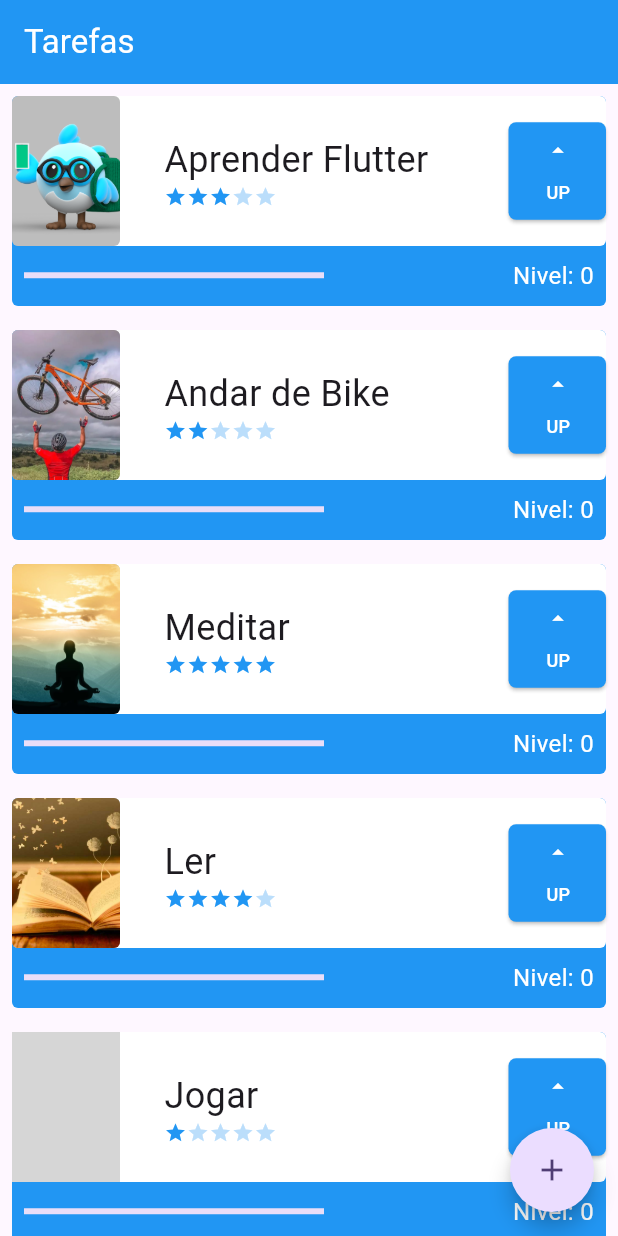
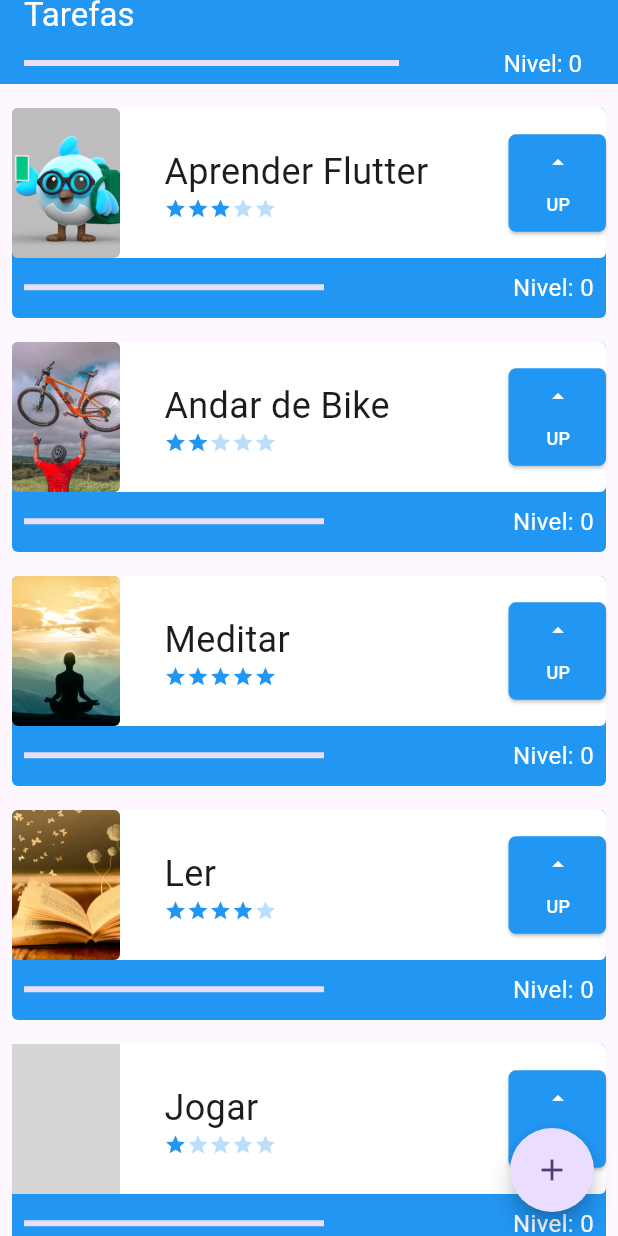
Before and after one commit to manuelluvuvamo/primeiro-projecto-flutter, a Flutter app: the screen it shows after launch, on a phone screen of 412 x 824 dp. Run offline on Flutter 3.47's test engine with Material 3 defaults, Android fonts, the phone set to English and light mode, and no system bars; grey boxes are pictures that could not be loaded.

Commit message:
Tratamento de bugs

```diff
--- a/lib/components/task.dart
+++ b/lib/components/task.dart
@@ -1,18 +1,29 @@
 import 'package:flutter/material.dart';
 import 'package:primeiro_projecto_flutter/components/difficulty.dart';
+import 'package:primeiro_projecto_flutter/data/task_inherited.dart';
 
 class Task extends StatefulWidget {
   final String nome;
   final String foto;
   final int dificuldade;
-  const Task(this.nome, this.foto, this.dificuldade, {super.key});
+  Task(this.nome, this.foto, this.dificuldade, {super.key});
+  int nivel = 0;
+
 
   @override
   State<Task> createState() => _TaskState();
 }
 
 class _TaskState extends State<Task> {
-  int nivel = 0;
+
+  bool assetOrNetwork() {
+    return !widget.foto.contains('http');
+  }
+
+    void levelUp(BuildContext context) {
+      widget.nivel++;
+      TaskInherited.of(context).updateGlobalLevel();
+    }
 
   @override
   Widget build(BuildContext context) {
@@ -25,13 +36,13 @@ class _TaskState extends State<Task> {
               decoration: BoxDecoration(
                 borderRadius: BorderRadius.circular(4),
                 color: widget.dificuldade > 0
-                    ? ((nivel / widget.dificuldade) / 10 >= 1)
+                    ? ((widget.nivel / widget.dificuldade) / 10 >= 1)
                         ? Colors.green
-                        : ((nivel / widget.dificuldade) / 10 > 0.75)
+                        : ((widget.nivel / widget.dificuldade) / 10 > 0.75)
                             ? Colors.lightGreen
-                            : ((nivel / widget.dificuldade) / 10 > 0.5)
+                            : ((widget.nivel / widget.dificuldade) / 10 > 0.5)
                                 ? Colors.greenAccent
-                                : ((nivel / widget.dificuldade) / 10 > 0.25)
+                                : ((widget.nivel / widget.dificuldade) / 10 > 0.25)
                                     ? Colors.teal
                                     : Colors.blue
                     : Colors.green,
@@ -57,7 +68,10 @@ class _TaskState extends State<Task> {
                           ),
                           child: ClipRRect(
                             borderRadius: BorderRadius.circular(4),
-                            child: Image.asset(
+                            child: assetOrNetwork() ? Image.asset(
+                              widget.foto,
+                              fit: BoxFit.cover,
+                            ) : Image.network(
                               widget.foto,
                               fit: BoxFit.cover,
                             ),
@@ -84,8 +98,8 @@ class _TaskState extends State<Task> {
                           onPressed: () {
                             setState(() {
                               if (widget.dificuldade > 0 &&
-                                  (nivel / widget.dificuldade) / 10 < 1) {
-                                nivel++;
+                                  (widget.nivel / widget.dificuldade) / 10 < 1) {
+                                levelUp(context);
                               }
                             });
                           },
@@ -122,13 +136,13 @@ class _TaskState extends State<Task> {
                             child: LinearProgressIndicator(
                               color: Colors.white,
                               value: (widget.dificuldade > 0)
-                                  ? (nivel / widget.dificuldade) / 10
+                                  ? (widget.nivel / widget.dificuldade) / 10
                                   : 1,
                             ))),
                     Padding(
                         padding: const EdgeInsets.all(8.0),
                         child: Text(
-                          'Nivel: $nivel',
+                          'Nivel: ${widget.nivel}',
                           style: TextStyle(color: Colors.white, fontSize: 16),
                         ))
                   ],
--- a/lib/data/task_inherited.dart
+++ b/lib/data/task_inherited.dart
@@ -7,6 +7,8 @@ class TaskInherited extends InheritedWidget {
     required super.child,
   });
 
+  int globalLevel = 0;
+
   final List<Task> taskList = [
     Task('Aprender Flutter', 'assets/images/1.png', 3),
     Task('Andar de Bike', 'assets/images/2.webp', 2),
@@ -14,6 +16,10 @@ class TaskInherited extends InheritedWidget {
     Task('Ler', 'assets/images/4.jpg', 4),
     Task('Jogar', 'assets/images/5.avif', 1),
   ];
+
+  void updateGlobalLevel() {
+    globalLevel = taskList.fold(0, (sum, task) => sum + task.nivel);
+  }
 
   void newTask(String name, String image, int difficulty) {
     taskList.add(Task(name, image, difficulty));
--- a/lib/screens/initial_screen.dart
+++ b/lib/screens/initial_screen.dart
@@ -13,23 +13,53 @@ class InitialScreen extends StatefulWidget {
 class _InitialScreenState extends State<InitialScreen> {
   @override
   Widget build(BuildContext context) {
+
+    final globalLevel = TaskInherited.of(context).globalLevel;
+    final maxLevel = TaskInherited.of(context).taskList.length * 10; // Supondo que o nível máximo de cada tarefa seja 10
+
+
     return Scaffold(
       appBar: AppBar(
           backgroundColor: Colors.blue,
           shadowColor: Colors.black,
           //leading: Container(),
-        title: const Text(
+          title: Column(
+            crossAxisAlignment: CrossAxisAlignment.start,
+            children: [
+              Text(
                 'Tarefas',
                 style: TextStyle(color: Colors.white),
               ),
-      ),
+              Row(
+                mainAxisAlignment: MainAxisAlignment.spaceBetween,
+                children: [
+                  Padding(
+                      padding: const EdgeInsets.only(top: 15.0, bottom: 15.0),
+                      child: SizedBox(
+                          width: 250,
+                          child: LinearProgressIndicator(
+                            color: Colors.white,
+                            value: (globalLevel > 0) ? (globalLevel / maxLevel) : 0,
+
+                          ))),
+                  Padding(
+                      padding: const EdgeInsets.all(8.0),
+                      child: Text(
+                        'Nivel: ${TaskInherited.of(context).globalLevel}',
+                        style: TextStyle(color: Colors.white, fontSize: 16),
+                      ))
+                ],
+              )
+            ],
+          )),
       body: ListView(
+        padding: const EdgeInsets.only(top: 8, bottom: 70),
         children: TaskInherited.of(context).taskList,
       ),
       floatingActionButton: FloatingActionButton(
         onPressed: () {
-          Navigator.push(context, MaterialPageRoute(builder: (context) {
-            return FormScreen();
+          Navigator.push(context, MaterialPageRoute(builder: (contextNew) {
+            return FormScreen(taskContext: context);
           }));
         },
         shape: RoundedRectangleBorder(
```
Also changed, not shown: lib/screens/form_screen.dart (+44 -20 lines). Lines whose indentation alone changed are shown as unchanged.
